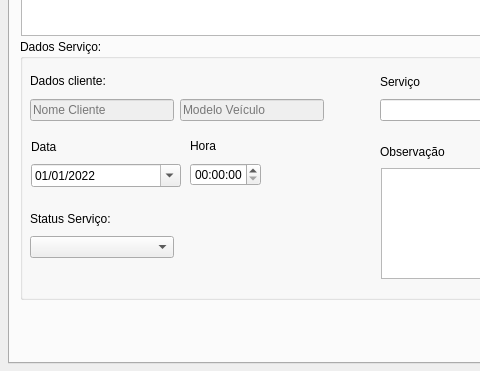
Qt form frm_agendamentoservicos.ui (ustop0/TCC) before a commit; both pictures show x 0 to 480 and y 275 to 646 of the 781 by 646 pixel window.
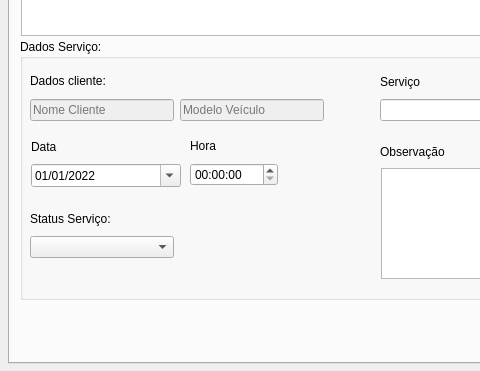
The same form after that commit.

Commit message: tela de agendamento de serviços pronta

The edit to the form file:
```diff
--- a/frm_agendamentoservicos.ui
+++ b/frm_agendamentoservicos.ui
@@ -432,7 +432,7 @@
        <rect>
         <x>170</x>
         <y>96</y>
-        <width>71</width>
+        <width>88</width>
         <height>51</height>
        </rect>
       </property>
@@ -446,6 +446,9 @@
        </item>
        <item>
         <widget class="QTimeEdit" name="de_ge_hora">
+         <property name="displayFormat">
+          <string>HH:mm:ss</string>
+         </property>
          <property name="calendarPopup">
           <bool>false</bool>
          </property>
```
The commit also changes 2 other files.
